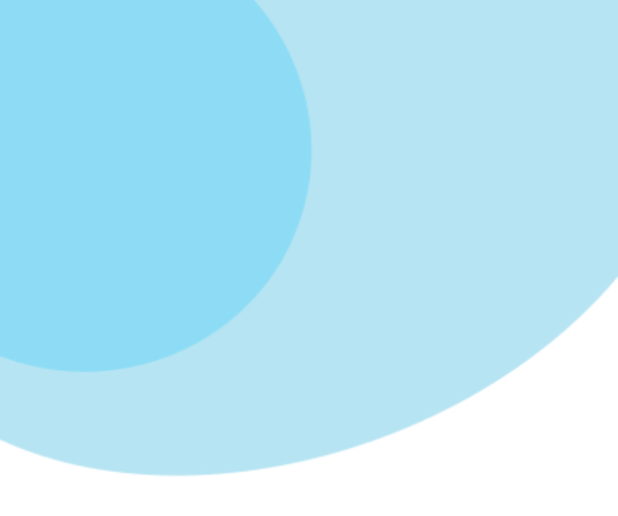
After one commit to huda-alzahabi/Safely, an Android app: the layout activity_welcome.xml on its own in the app's theme, with its tools: preview values and no code run, on a phone screen of 412 x 824 dp. The commit adds this screen. Shown: the top 516 px of the screen. Run offline under Robolectric (Android 15) with nearby library versions, the light colour scheme and no system bars.

```diff
--- a/Frontend/app/src/main/AndroidManifest.xml
+++ b/Frontend/app/src/main/AndroidManifest.xml
@@ -14,6 +14,9 @@
         android:theme="@style/Theme.Frontend"
         tools:targetApi="31">
         <activity
+            android:name=".WelcomeActivity"
+            android:exported="false" />
+        <activity
             android:name=".MainActivity"
             android:exported="true">
             <intent-filter>
--- /dev/null
+++ b/Frontend/app/src/main/res/layout/activity_welcome.xml
@@ -0,0 +1,22 @@
+<?xml version="1.0" encoding="utf-8"?>
+<FrameLayout xmlns:app="http://schemas.android.com/apk/res-auto"
+    xmlns:tools="http://schemas.android.com/tools"
+    xmlns:android="http://schemas.android.com/apk/res/android"
+    android:layout_width="match_parent"
+    android:layout_height="match_parent"
+    tools:context=".WelcomeActivity">
+<ImageView
+    android:layout_width="match_parent"
+    android:layout_height="match_parent"
+    android:src="@drawable/bg"
+    android:scaleType="fitStart"/>
+
+<LinearLayout
+    xmlns:android="http://schemas.android.com/apk/res/android"
+    android:layout_width="fill_parent"
+    android:layout_height="fill_parent"
+    android:orientation="vertical"
+    android:gravity="center_horizontal">
+    ...
+</LinearLayout>
+</FrameLayout>
--- a/Frontend/build.gradle
+++ b/Frontend/build.gradle
@@ -2,7 +2,8 @@
 plugins {
     id 'com.android.application' version '7.2.1' apply false
     id 'com.android.library' version '7.2.1' apply false
-    id 'org.jetbrains.kotlin.android' version '1.6.10' apply false
+    id 'org.jetbrains.kotlin.android' version '1.7.0' apply false
+
 }
 
 task clean(type: Delete) {
```
Also changed, not shown: Frontend/app/build.gradle (+7 -0 lines), Frontend/app/src/main/java/com/finalproj/safely/MainActivity.kt (+14 -5 lines), Frontend/app/src/main/java/com/finalproj/safely/WelcomeActivity.kt (added, +11 -0 lines), Frontend/app/src/main/res/layout/activity_main.xml (+2 -12 lines), Frontend/app/src/main/res/drawable/bg.jpg (added), Frontend/app/src/main/res/drawable/logo.jpg (added).
